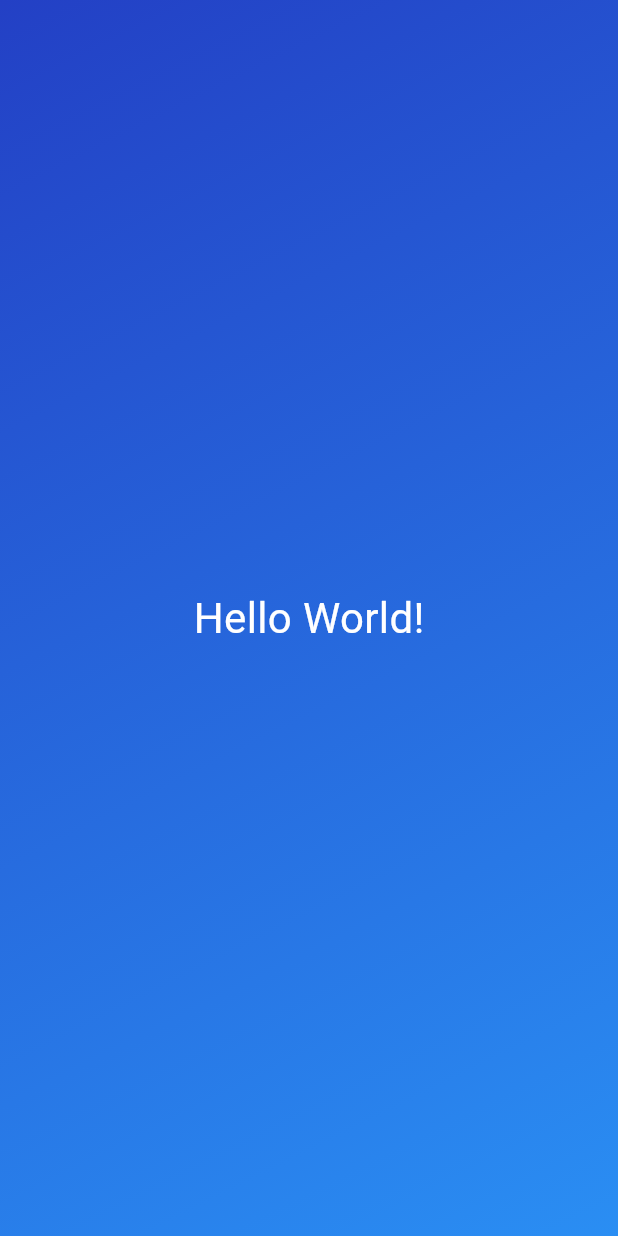
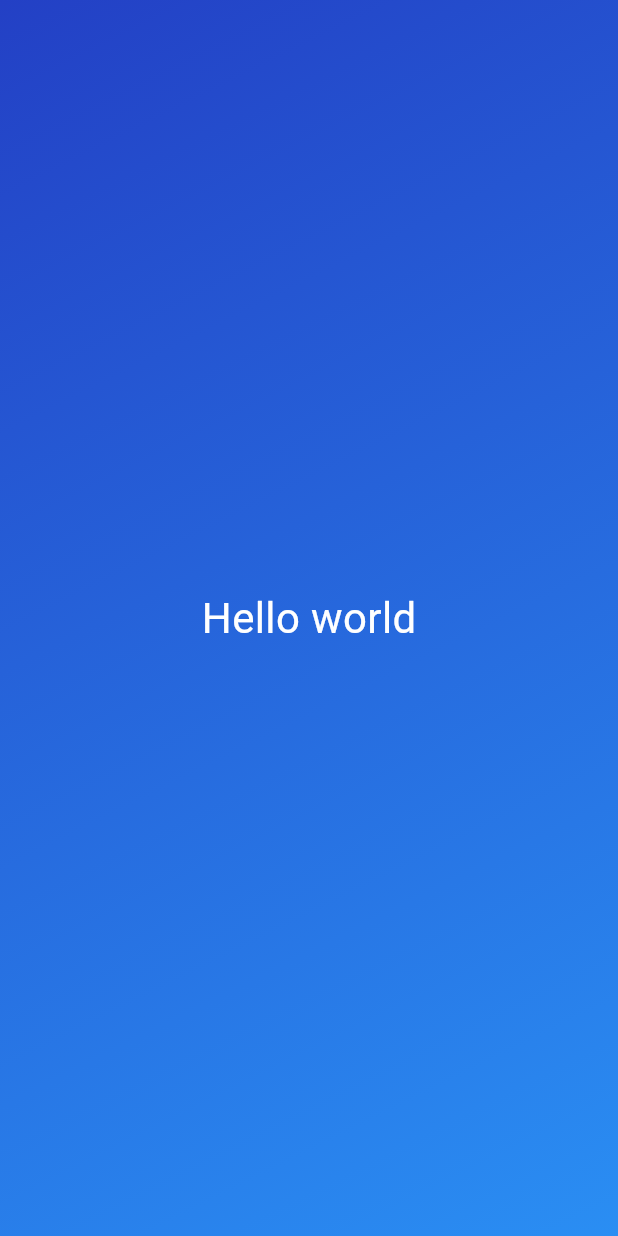
Before and after one commit to aezakmi7/dice_game, a Flutter app: the screen it shows after launch, on a phone screen of 412 x 824 dp. Run offline on Flutter 3.47's test engine with Material 3 defaults, Android fonts, the phone set to English and light mode, and no system bars.

Commit message:
styledText

```diff
--- a/lib/gradient_container.dart
+++ b/lib/gradient_container.dart
@@ -21,7 +21,7 @@ class GradientContainer extends StatelessWidget {
         ),
       ),
       child: const Center(
-        child: StyledText(),
+        child: StyledText('Hello world'),
       ),
     );
   }
--- a/lib/styled_text.dart
+++ b/lib/styled_text.dart
@@ -1,13 +1,15 @@
 import 'package:flutter/material.dart';
 
 class StyledText extends StatelessWidget {
-  const StyledText({super.key});
+  const StyledText(this.text, {super.key});
+
+  final String text;
 
   @override
   Widget build(BuildContext context) {
-    return const Text(
-      'Hello World!',
-      style: TextStyle(
+    return Text(
+      text,
+      style: const TextStyle(
         color: Colors.white,
         fontSize: 28,
       ),
```
